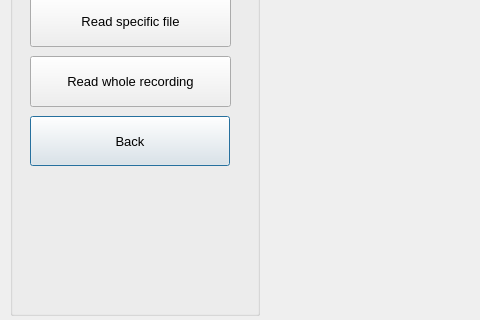
The window that analysisdialog.ui (PCSchool/demonstrator) describes before a commit, drawn with Qt 5; both pictures show x 0 to 480 and y 284 to 604 of the 1091 by 604 pixel window.
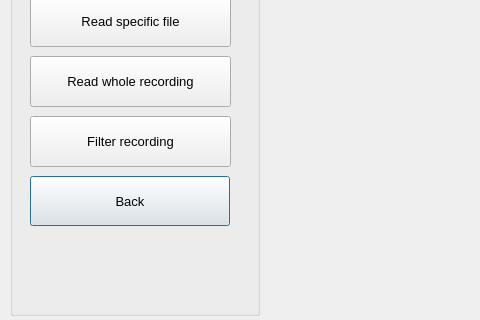
The same window after the commit. Custom widgets are drawn as their Qt base class.

The edit to the form file:
```diff
--- a/analysisdialog.ui
+++ b/analysisdialog.ui
@@ -62,7 +62,7 @@
     <property name="geometry">
      <rect>
       <x>20</x>
-      <y>400</y>
+      <y>460</y>
       <width>200</width>
       <height>50</height>
      </rect>
@@ -245,6 +245,30 @@
      <string>Clear graph</string>
     </property>
    </widget>
+   <widget class="QPushButton" name="btnFilterRecording">
+    <property name="geometry">
+     <rect>
+      <x>20</x>
+      <y>400</y>
+      <width>201</width>
+      <height>51</height>
+     </rect>
+    </property>
+    <property name="minimumSize">
+     <size>
+      <width>200</width>
+      <height>50</height>
+     </size>
+    </property>
+    <property name="font">
+     <font>
+      <pointsize>10</pointsize>
+     </font>
+    </property>
+    <property name="text">
+     <string>Filter recording</string>
+    </property>
+   </widget>
   </widget>
  </widget>
  <customwidgets>
```
